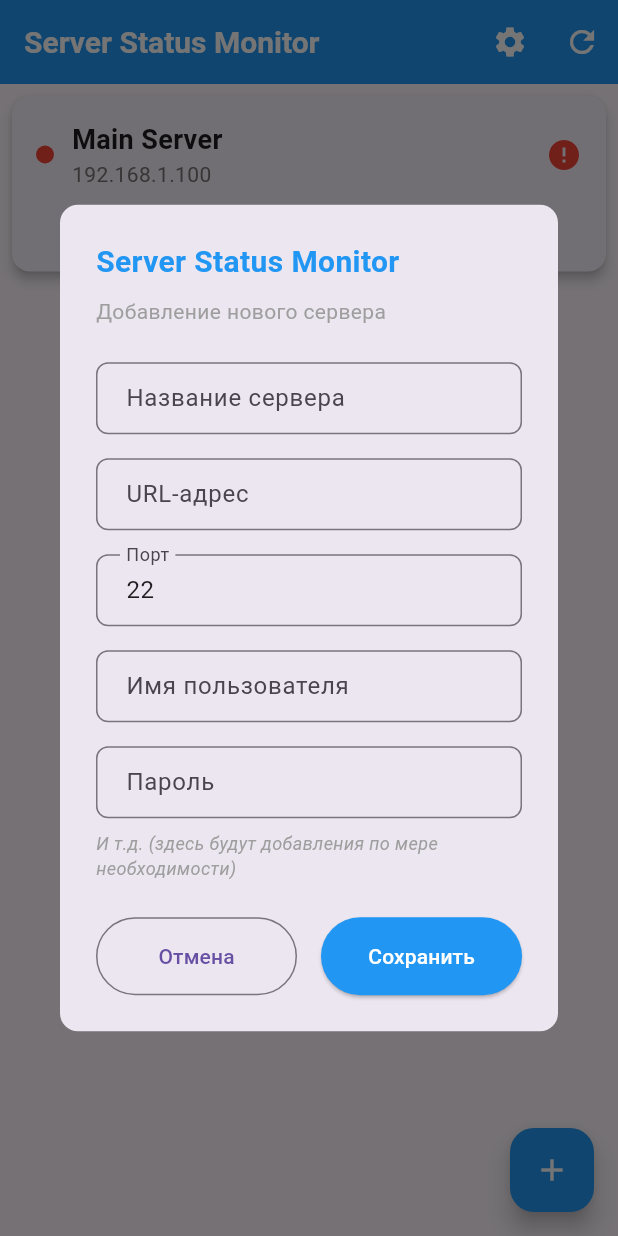
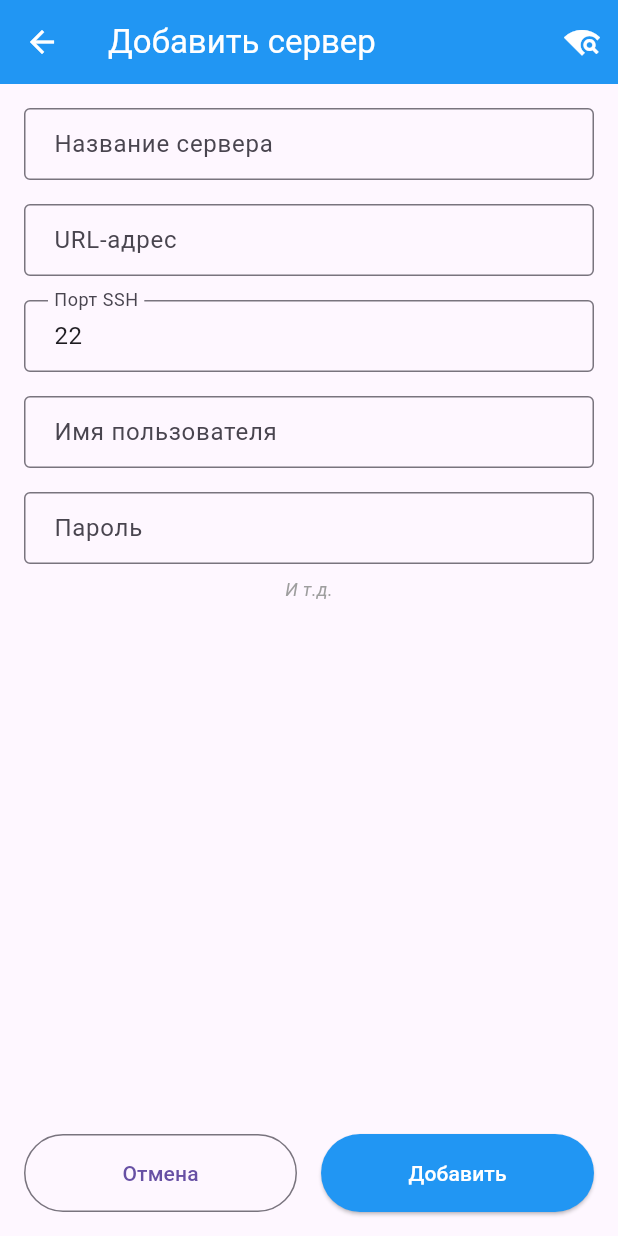
Before and after one commit to MobileFlutterProj/server_status_monitor, a Flutter app: the screen it shows after launch, after a tap on the "add" icon, on a phone screen of 412 x 824 dp. Run offline on Flutter 3.47's test engine with Material 3 defaults, Android fonts, the phone set to English and light mode, and no system bars; our stand-ins replace shared_preferences; missing offline and left inert: ssh2.

Commit message:
Add screen with detail server and edit screen

```diff
--- /dev/null
+++ b/lib/screens/edit_server_screen.dart
@@ -0,0 +1,300 @@
+import 'package:flutter/material.dart';
+import '../services/server_monitor_service.dart';
+
+class EditServerScreen extends StatefulWidget {
+  final ServerConfig? server;
+  final Function(ServerConfig) onSave;
+
+  const EditServerScreen({
+    super.key,
+    this.server,
+    required this.onSave,
+  });
+
+  @override
+  State<EditServerScreen> createState() => _EditServerScreenState();
+}
+
+class _EditServerScreenState extends State<EditServerScreen> {
+  final _formKey = GlobalKey<FormState>();
+  final _nameController = TextEditingController();
+  final _hostController = TextEditingController();
+  final _portController = TextEditingController();
+  final _usernameController = TextEditingController();
+  final _passwordController = TextEditingController();
+
+  bool _isEditing = false;
+
+  @override
+  void initState() {
+    super.initState();
+    _isEditing = widget.server != null;
+
+    if (_isEditing) {
+      _nameController.text = widget.server!.name;
+      _hostController.text = widget.server!.host;
+      _portController.text = widget.server!.port.toString();
+      _usernameController.text = widget.server!.username;
+      _passwordController.text = widget.server!.password;
+    } else {
+      _portController.text = '22';
+    }
+  }
+
+  void _saveServer() {
+    if (_formKey.currentState!.validate()) {
+      final config = ServerConfig(
+        id: _isEditing ? widget.server!.id : null,
+        name: _nameController.text,
+        host: _hostController.text,
+        port: int.tryParse(_portController.text) ?? 22,
+        username: _usernameController.text,
+        password: _passwordController.text,
+      );
+
+      widget.onSave(config);
+      Navigator.pop(context);
+    }
+  }
+
+  void _testConnection() async {
+    if (_formKey.currentState!.validate()) {
+      final config = ServerConfig(
+        name: _nameController.text,
+        host: _hostController.text,
+        port: int.tryParse(_portController.text) ?? 22,
+        username: _usernameController.text,
+        password: _passwordController.text,
+      );
+
+      // Показываем индикатор загрузки
+      showDialog(
+        context: context,
+        barrierDismissible: false,
+        builder: (context) => const AlertDialog(
+          content: Row(
+            children: [
+              CircularProgressIndicator(),
+              SizedBox(width: 16),
+              Text('Проверка подключения...'),
+            ],
+          ),
+        ),
+      );
+
+      try {
+        // Тестируем подключение
+        final testService = ServerMonitorService();
+        final stats = await testService.getServerStats(config);
+
+        Navigator.pop(context); // Закрываем диалог загрузки
+
+        showDialog(
+          context: context,
+          builder: (context) => AlertDialog(
+            title: Text(stats.isOnline ? 'Успех!' : 'Ошибка'),
+            content: Text(
+              stats.isOnline
+                ? 'Подключение к серверу установлено успешно!'
+                : 'Не удалось подключиться к серверу. Проверьте параметры.',
+            ),
+            actions: [
+              TextButton(
+                onPressed: () => Navigator.pop(context),
+                child: const Text('OK'),
+              ),
+            ],
+          ),
+        );
+      } catch (e) {
+        Navigator.pop(context); // Закрываем диалог загрузки
+
+        showDialog(
+          context: context,
+          builder: (context) => AlertDialog(
+            title: const Text('Ошибка'),
+            content: Text('Ошибка подключения: $e'),
+            actions: [
+              TextButton(
+                onPressed: () => Navigator.pop(context),
+                child: const Text('OK'),
+              ),
+            ],
+          ),
+        );
+      }
+    }
+  }
+
+  @override
+  Widget build(BuildContext context) {
+    return Scaffold(
+      appBar: AppBar(
+        title: Text(_isEditing ? 'Редактировать сервер' : 'Добавить сервер'),
+        backgroundColor: Colors.blue,
+        foregroundColor: Colors.white,
+        actions: [
+          if (!_isEditing)
+          IconButton(
+            icon: const Icon(Icons.wifi_find),
+            onPressed: _testConnection,
+            tooltip: 'Проверить подключение',
+          ),
+        ],
+      ),
+      body: Padding(
+        padding: const EdgeInsets.all(16),
+        child: Form(
+          key: _formKey,
+          child: Column(
+            children: [
+              Expanded(
+                child: SingleChildScrollView(
+                  child: Column(
+                    children: [
+                      _buildTextField(
+                        controller: _nameController,
+                        label: 'Название сервера',
+                        hintText: 'Мой сервер',
+                        validator: (value) {
+                          if (value == null || value.isEmpty) {
+                            return 'Введите название сервера';
+                          }
+                          return null;
+                        },
+                      ),
+                      const SizedBox(height: 16),
+                      _buildTextField(
+                        controller: _hostController,
+                        label: 'URL-адрес',
+                        hintText: '192.168.1.100 или example.com',
+                        validator: (value) {
+                          if (value == null || value.isEmpty) {
+                            return 'Введите URL-адрес сервера';
+                          }
+                          return null;
+                        },
+                      ),
+                      const SizedBox(height: 16),
+                      _buildTextField(
+                        controller: _portController,
+                        label: 'Порт SSH',
+                        hintText: '22',
+                        keyboardType: TextInputType.number,
+                        validator: (value) {
+                          if (value == null || value.isEmpty) {
+                            return 'Введите порт';
+                          }
+                          final port = int.tryParse(value);
+                          if (port == null || port <= 0 || port > 65535) {
+                            return 'Введите корректный порт (1-65535)';
+                          }
+                          return null;
+                        },
+                      ),
+                      const SizedBox(height: 16),
+                      _buildTextField(
+                        controller: _usernameController,
+                        label: 'Имя пользователя',
+                        hintText: 'user',
+                        validator: (value) {
+                          if (value == null || value.isEmpty) {
+                            return 'Введите имя пользователя';
+                          }
+                          return null;
+                        },
+                      ),
+                      const SizedBox(height: 16),
+                      _buildTextField(
+                        controller: _passwordController,
+                        label: 'Пароль',
+                        hintText: 'password',
+                        obscureText: true,
+                        validator: (value) {
+                          if (value == null || value.isEmpty) {
+                            return 'Введите пароль';
+                          }
+                          return null;
+                        },
+                      ),
+                      const SizedBox(height: 8),
+                      Text(
+                        'И т.д.',
+                        style: TextStyle(
+                          fontSize: 12,
+                          color: Colors.grey[500],
+                          fontStyle: FontStyle.italic,
+                        ),
+                      ),
+                    ],
+                  ),
+                ),
+              ),
+              const SizedBox(height: 16),
+              Row(
+                children: [
+                  Expanded(
+                    child: OutlinedButton(
+                      onPressed: () => Navigator.pop(context),
+                      style: OutlinedButton.styleFrom(
+                        padding: const EdgeInsets.symmetric(vertical: 16),
+                      ),
+                      child: const Text('Отмена'),
+                    ),
+                  ),
+                  const SizedBox(width: 16),
+                  Expanded(
+                    child: ElevatedButton(
+                      onPressed: _saveServer,
+                      style: ElevatedButton.styleFrom(
+                        backgroundColor: Colors.blue,
+                        foregroundColor: Colors.white,
+                        padding: const EdgeInsets.symmetric(vertical: 16),
+                      ),
+                      child: Text(_isEditing ? 'Сохранить' : 'Добавить'),
+                    ),
+                  ),
+                ],
+              ),
+            ],
+          ),
+        ),
+      ),
+    );
+  }
+
+  Widget _buildTextField({
+    required TextEditingController controller,
+    required String label,
+    String? hintText,
+    TextInputType keyboardType = TextInputType.text,
+    bool obscureText = false,
+    String? Function(String?)? validator,
+  }) {
+    return TextFormField(
+      controller: controller,
+      keyboardType: keyboardType,
+      obscureText: obscureText,
+      validator: validator,
+      decoration: InputDecoration(
+        labelText: label,
+        hintText: hintText,
+        border: const OutlineInputBorder(),
+        contentPadding: const EdgeInsets.symmetric(
+          horizontal: 16,
+          vertical: 12,
+        ),
+      ),
+    );
+  }
+
+  @override
+  void dispose() {
+    _nameController.dispose();
+    _hostController.dispose();
+    _portController.dispose();
+    _usernameController.dispose();
+    _passwordController.dispose();
+    super.dispose();
+  }
+}
```
Also changed, not shown: lib/screens/home_screen.dart (+116 -15 lines), lib/screens/server_detail_screen.dart (added, +200 -0 lines), lib/services/server_monitor_service.dart (+15 -0 lines), lib/widgets/stats_card.dart (+10 -1 lines).
